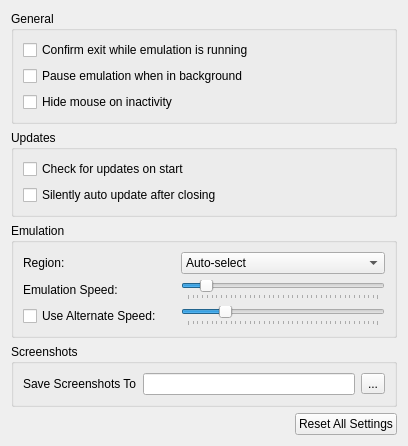
This is src/citra_qt/configuration/configure_general.ui in PabloMK7/citra as Qt 5 draws it before an edit. The edited form follows.
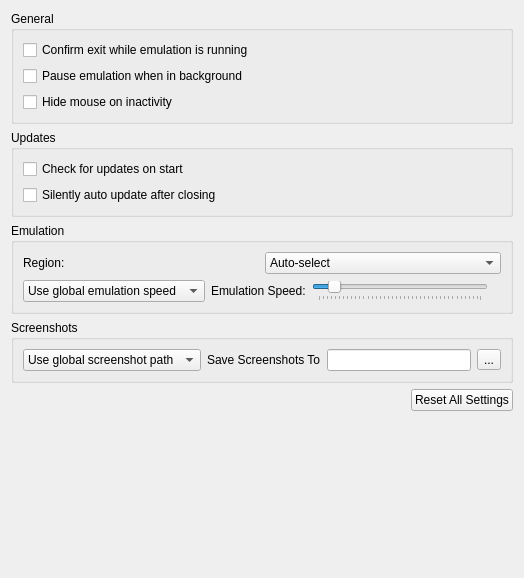
This is the edited form.

Diff of the .ui file:
```diff
--- a/src/citra_qt/configuration/configure_general.ui
+++ b/src/citra_qt/configuration/configure_general.ui
@@ -6,8 +6,8 @@
    <rect>
     <x>0</x>
     <y>0</y>
-    <width>408</width>
-    <height>436</height>
+    <width>524</width>
+    <height>578</height>
    </rect>
   </property>
   <property name="windowTitle">
@@ -74,8 +74,30 @@
        <property name="title">
         <string>Emulation</string>
        </property>
-       <layout class="QGridLayout" name="gridLayout">
-        <item row="0" column="2">
+       <layout class="QVBoxLayout" name="verticalLayout_2">
+        <item>
+         <widget class="QWidget" name="widget_region" native="true">
+          <layout class="QHBoxLayout" name="region_layout">
+           <property name="leftMargin">
+            <number>0</number>
+           </property>
+           <property name="topMargin">
+            <number>0</number>
+           </property>
+           <property name="rightMargin">
+            <number>0</number>
+           </property>
+           <property name="bottomMargin">
+            <number>0</number>
+           </property>
+           <item>
+            <widget class="QLabel" name="region_label">
+             <property name="text">
+              <string>Region:</string>
+             </property>
+            </widget>
+           </item>
+           <item>
          <widget class="QComboBox" name="region_combobox">
           <item>
            <property name="text">
@@ -119,21 +141,46 @@
           </item>
          </widget>
         </item>
-        <item row="1" column="0">
+          </layout>
+         </widget>
+        </item>
+        <item>
+         <widget class="QWidget" name="emulation_speed_layout" native="true">
+          <layout class="QHBoxLayout" name="emulation_speed_layout_inner">
+           <property name="leftMargin">
+            <number>0</number>
+           </property>
+           <property name="topMargin">
+            <number>0</number>
+           </property>
+           <property name="rightMargin">
+            <number>0</number>
+           </property>
+           <property name="bottomMargin">
+            <number>0</number>
+           </property>
+           <item>
+            <widget class="QComboBox" name="emulation_speed_combo">
+             <item>
+              <property name="text">
+               <string>Use global emulation speed</string>
+              </property>
+             </item>
+             <item>
+              <property name="text">
+               <string>Set emulation speed:</string>
+              </property>
+             </item>
+            </widget>
+           </item>
+           <item>
          <widget class="QLabel" name="label_emulation_speed">
           <property name="text">
            <string>Emulation Speed:</string>
           </property>
          </widget>
         </item>
-        <item row="2" column="0">
-         <widget class="QCheckBox" name="toggle_alternate_speed">
-          <property name="text">
-           <string>Use Alternate Speed:</string>
-          </property>
-         </widget>
-        </item>
-        <item row="1" column="2">
+           <item>
          <widget class="QSlider" name="frame_limit">
           <property name="minimum">
            <number>0</number>
@@ -158,7 +205,7 @@
           </property>
          </widget>
         </item>
-        <item row="1" column="1">
+           <item>
          <widget class="QLabel" name="emulation_speed_display_label">
           <property name="text">
            <string/>
@@ -168,46 +215,7 @@
           </property>
          </widget>
         </item>
-        <item row="0" column="0">
-         <widget class="QLabel" name="label">
-          <property name="text">
-           <string>Region:</string>
-          </property>
-         </widget>
-        </item>
-        <item row="2" column="2">
-         <widget class="QSlider" name="frame_limit_alternate">
-          <property name="minimum">
-           <number>0</number>
-          </property>
-          <property name="maximum">
-           <number>199</number>
-          </property>
-          <property name="singleStep">
-           <number>5</number>
-          </property>
-          <property name="pageStep">
-           <number>15</number>
-          </property>
-          <property name="value">
-           <number>39</number>
-          </property>
-          <property name="orientation">
-           <enum>Qt::Horizontal</enum>
-          </property>
-          <property name="tickPosition">
-           <enum>QSlider::TicksBelow</enum>
-          </property>
-         </widget>
-        </item>
-        <item row="2" column="1">
-         <widget class="QLabel" name="emulation_speed_alternate_display_label">
-          <property name="text">
-           <string/>
-          </property>
-          <property name="alignment">
-           <set>Qt::AlignRight|Qt::AlignTrailing|Qt::AlignVCenter</set>
-          </property>
+          </layout>
          </widget>
         </item>
        </layout>
@@ -218,17 +226,48 @@
        <property name="title">
         <string>Screenshots</string>
        </property>
-       <layout class="QHBoxLayout" name="horizontalLayout_2">
+       <layout class="QGridLayout" name="gridLayout">
+        <property name="verticalSpacing">
+         <number>0</number>
+        </property>
+        <item row="0" column="1">
+         <widget class="QWidget" name="widget_screenshot" native="true">
+          <layout class="QHBoxLayout" name="screenshot_layout">
+           <property name="leftMargin">
+            <number>0</number>
+           </property>
+           <property name="topMargin">
+            <number>0</number>
+           </property>
+           <property name="rightMargin">
+            <number>0</number>
+           </property>
+           <property name="bottomMargin">
+            <number>0</number>
+           </property>
         <item>
-         <widget class="QLabel" name="label_2">
+            <widget class="QComboBox" name="screenshot_combo">
+             <item>
+              <property name="text">
+               <string>Use global screenshot path</string>
+              </property>
+             </item>
+             <item>
+              <property name="text">
+               <string>Set screenshot path:</string>
+              </property>
+             </item>
+            </widget>
+           </item>
+           <item>
+            <widget class="QLabel" name="screenshot_dir_label">
           <property name="text">
            <string>Save Screenshots To</string>
           </property>
          </widget>
         </item>
         <item>
-         <widget class="QLineEdit" name="screenshot_dir_path">
-         </widget>
+            <widget class="QLineEdit" name="screenshot_dir_path"/>
         </item>
         <item>
          <widget class="QToolButton" name="change_screenshot_dir">
@@ -240,6 +279,9 @@
        </layout>
       </widget>
      </item>
+       </layout>
+      </widget>
+     </item>
      <item alignment="Qt::AlignRight">
       <widget class="QPushButton" name="button_reset_defaults">
        <property name="text">
```
Left out of the diff: 10 changed lines with no effect on the pictures. Lines whose indentation alone changed are shown as unchanged.
